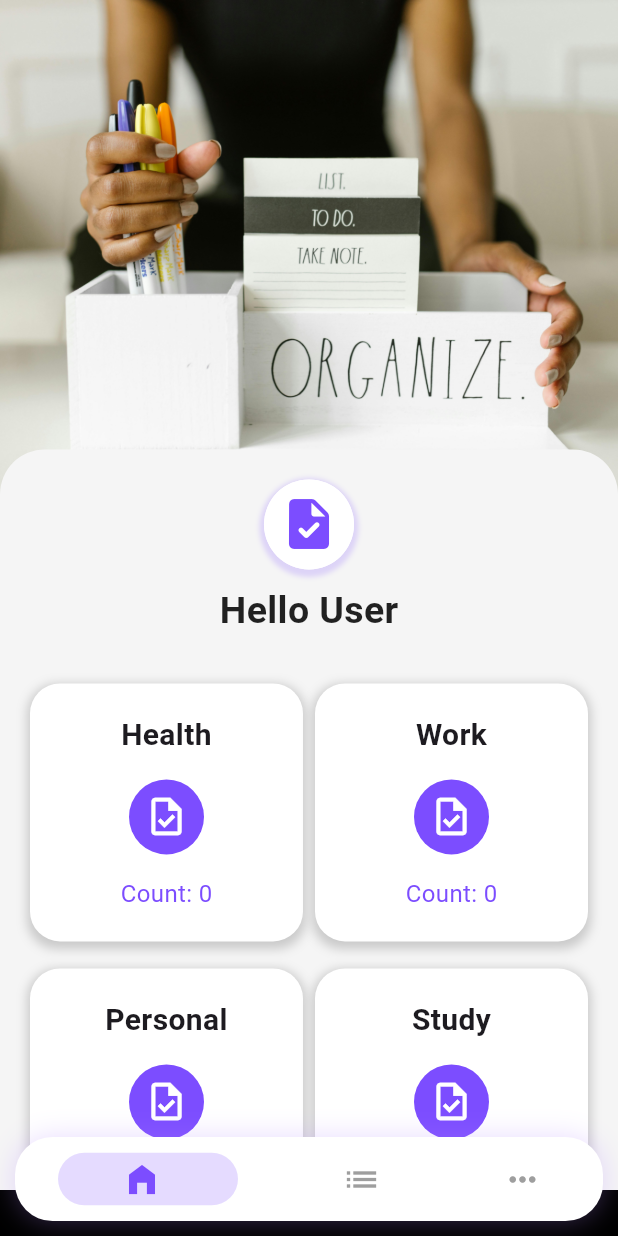
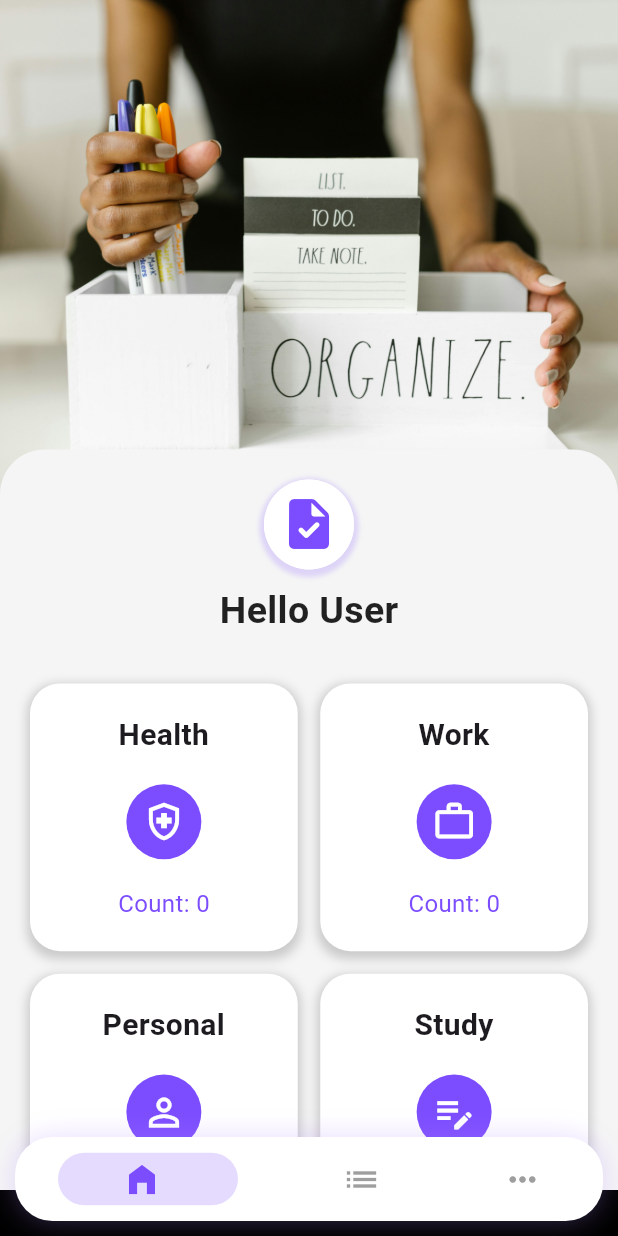
Before and after one commit to AshkumCurious/organiser_app, a Flutter app: the screen it shows after launch, on a phone screen of 412 x 824 dp. Run offline on Flutter 3.47's test engine with Material 3 defaults, Android fonts, the phone set to English and light mode, and no system bars; drawn by our look-alikes of persistent_bottom_nav_bar; our stand-ins replace go_router, sqflite; accounts and stored records are empty; Roboto replaces fonts that are missing (Poppins).

Commit message:
listing screen updates

```diff
--- a/lib/screens/extra.dart
+++ b/lib/screens/extra.dart
@@ -11,8 +11,10 @@ class _ExtraState extends State<Extra> {
   @override
   Widget build(BuildContext context) {
     return const Scaffold(
-      body: Center(
-        child: Text('Coming soon'),
+      body: SafeArea(
+        child: Center(
+          child: Text('Coming soon'),
+        ),
       ),
     );
   }
--- a/lib/screens/home.dart
+++ b/lib/screens/home.dart
@@ -1,6 +1,8 @@
 import 'package:flutter/material.dart';
 import 'package:organiser_app/services/sql_service.dart';
 import 'package:organiser_app/theme/color_pallete.dart';
+
+import '../utils/constants.dart';
 
 class Home extends StatefulWidget {
   const Home({super.key});
@@ -11,10 +13,12 @@ class Home extends StatefulWidget {
 
 class _HomeState extends State<Home> {
   final DatabaseService _databaseService = DatabaseService.instance;
+
   @override
   Widget build(BuildContext context) {
     return Scaffold(
-      body: SingleChildScrollView(
+      body: SafeArea(
+        child: SingleChildScrollView(
           child: Column(
             children: [
               // Image taking half the screen
@@ -56,7 +60,8 @@ class _HomeState extends State<Home> {
                               color: Colors.white,
                               boxShadow: [
                                 BoxShadow(
-                                  color: ColorPallete.primary.withOpacity(0.2),
+                                    color:
+                                        ColorPallete.primary.withOpacity(0.2),
                                     spreadRadius: 3,
                                     offset: const Offset(0, 2),
                                     blurRadius: 2)
@@ -98,17 +103,15 @@ class _HomeState extends State<Home> {
                                     const SliverGridDelegateWithFixedCrossAxisCount(
                                   crossAxisCount:
                                       2, // number of items in each row
-                                mainAxisSpacing: 8.0, // spacing between rows
+                                  mainAxisSpacing: 15, // spacing between rows
                                   crossAxisSpacing:
-                                    8.0, // spacing between columns
+                                      15, // spacing between columns
                                 ),
                                 itemCount: snapshot.data!.length,
                                 shrinkWrap: true,
                                 itemBuilder: (context, index) {
                                   var item = snapshot.data![index];
-                                return Padding(
-                                  padding: const EdgeInsets.only(bottom: 10.0),
-                                  child: Container(
+                                  return Container(
                                     padding: const EdgeInsets.all(20),
                                     decoration: BoxDecoration(
                                       color: Colors.white,
@@ -142,8 +145,8 @@ class _HomeState extends State<Home> {
                                             shape: BoxShape.circle,
                                             color: ColorPallete.primary,
                                           ),
-                                          child: const Icon(
-                                            Icons.task_outlined,
+                                          child: Icon(
+                                            categoryIcons[index],
                                             color: Colors.white,
                                             size: 30,
                                           ),
@@ -156,7 +159,6 @@ class _HomeState extends State<Home> {
                                           ),
                                         ),
                                       ],
-                                    ),
                                     ),
                                   );
                                 },
@@ -173,6 +175,7 @@ class _HomeState extends State<Home> {
             ],
           ),
         ),
+      ),
     );
   }
 }
--- a/lib/utils/constants.dart
+++ b/lib/utils/constants.dart
@@ -1,3 +1,5 @@
+import 'package:flutter/material.dart';
+
 List<String> categories = [
   "Health",
   "Work",
@@ -8,3 +10,14 @@ List<String> categories = [
   "Favourites",
   "Miscellaneous"
 ];
+
+List categoryIcons = [
+  Icons.health_and_safety_outlined,
+  Icons.work_outline,
+  Icons.person_outline_sharp,
+  Icons.edit_note_outlined,
+  Icons.home_outlined,
+  Icons.attach_money_outlined,
+  Icons.favorite_outline_outlined,
+  Icons.miscellaneous_services_sharp,
+];
--- a/lib/widgets/bottom_navbar.dart
+++ b/lib/widgets/bottom_navbar.dart
@@ -20,6 +20,7 @@ class _BottomNavBarState extends State<BottomNavBar> {
     return PersistentTabView(
       context,
       controller: _controller,
+      confineToSafeArea: true,
       screens: _screens,
       decoration: NavBarDecoration(
         borderRadius: BorderRadius.circular(25),
--- a/pubspec.yaml
+++ b/pubspec.yaml
@@ -38,6 +38,7 @@ dependencies:
   persistent_bottom_nav_bar: ^6.2.1
   sqflite: ^2.4.1
   path: ^1.9.0
+  intl: ^0.17.0
 
 dev_dependencies:
   flutter_test:
```
Also changed, not shown: lib/screens/task.dart (+20 -20 lines), lib/utils/functions.dart (added, +26 -0 lines), lib/widgets/add_note_dialog.dart (deleted, +0 -63 lines), lib/widgets/note_card.dart (added, +95 -0 lines), lib/screens/add_task.dart (added), pubspec.lock. Lines whose indentation alone changed are shown as unchanged.
